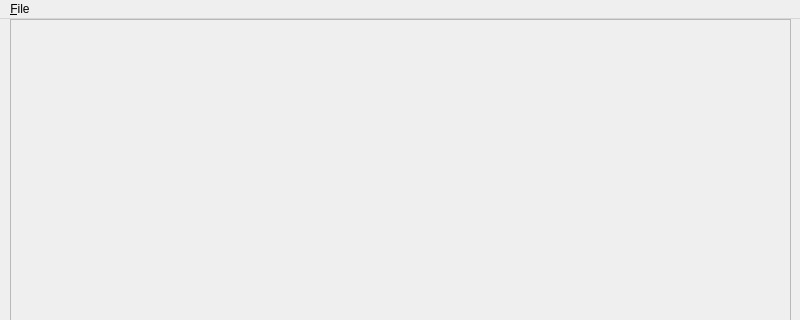
The window that imageview.ui (algebrato/PenguinSBIG) describes before a commit, drawn with Qt 5; both pictures show x 0 to 800 and y 0 to 320 of the 800 by 600 pixel window.
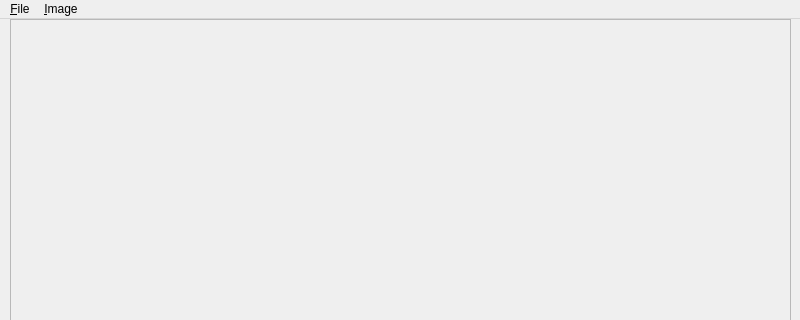
The same window after the commit.

Commit message: Add imageInfo - Fix camera link

Patch:
```diff
--- a/imageview.ui
+++ b/imageview.ui
@@ -67,7 +67,14 @@
     <addaction name="actionOpen"/>
     <addaction name="actionExit"/>
    </widget>
+   <widget class="QMenu" name="menu_Image">
+    <property name="title">
+     <string>&amp;Image</string>
+    </property>
+    <addaction name="actionOpenH"/>
+   </widget>
    <addaction name="menuFile"/>
+   <addaction name="menu_Image"/>
   </widget>
   <widget class="QStatusBar" name="statusbar"/>
   <action name="actionExit">
```
Left out of the diff: 8 changed lines with no effect on the pictures. The commit also changes 10 other files.
